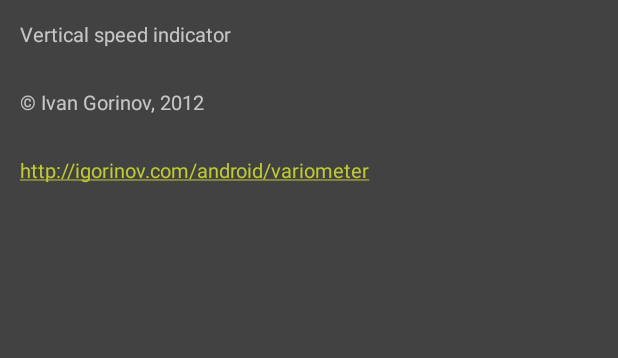
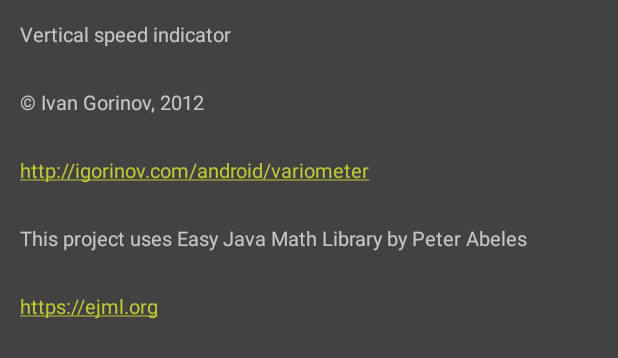
Before and after one commit to igorinov/variometer, an Android app: the layout about.xml on its own in the app's theme, with its tools: preview values and no code run, on a phone screen of 412 x 824 dp. Shown: the top 358 px of the screen. Run offline under Robolectric (Android 15) with nearby library versions, the phone set to English and light mode, and no system bars.

Commit message:
Add credits
Signed-off-by: Ivan Gorinov <igorinov@gmail.com>

```diff
--- a/app/src/main/res/layout/about.xml
+++ b/app/src/main/res/layout/about.xml
@@ -33,4 +33,23 @@
         android:textSize="6pt" >
     </TextView>
 
+    <TextView
+        android:id="@+id/label_credit"
+        android:layout_width="wrap_content"
+        android:layout_height="wrap_content"
+        android:layout_margin="6pt"
+        android:text="@string/app_credit"
+        android:textSize="6pt" >
+    </TextView>
+
+    <TextView
+        android:id="@+id/label_credit_page"
+        android:layout_width="wrap_content"
+        android:layout_height="wrap_content"
+        android:layout_margin="6pt"
+        android:autoLink="all"
+        android:text="@string/app_credit_page"
+        android:textSize="6pt" >
+    </TextView>
+
 </LinearLayout>
--- a/app/src/main/res/values/strings.xml
+++ b/app/src/main/res/values/strings.xml
@@ -3,6 +3,8 @@
     <string name="app_description">Vertical speed indicator</string>
     <string name="app_copyright">© Ivan Gorinov, 2012</string>
     <string name="home_page">http://igorinov.com/android/variometer</string>
+    <string name="app_credit">This project uses Easy Java Math Library by Peter Abeles</string>
+    <string name="app_credit_page">https://ejml.org</string>
     <string name="about">About</string>
     <string name="reset">Reset</string>
     <string name="indicator">Indicator</string>
```
Also changed, not shown: 1 other file.
